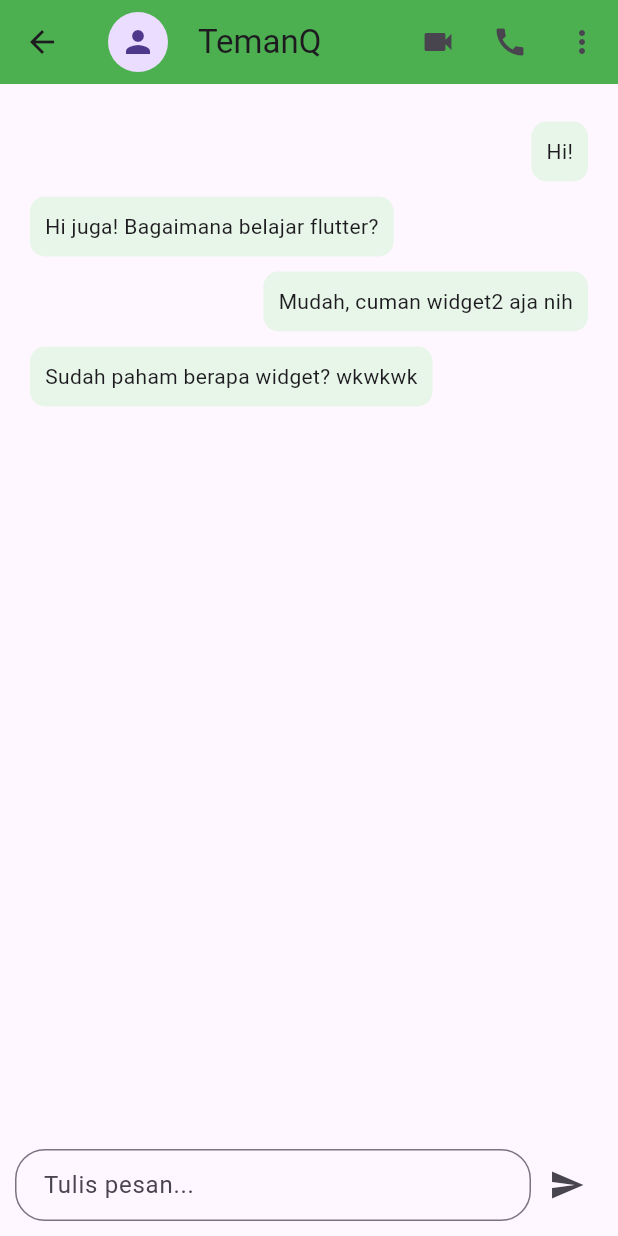
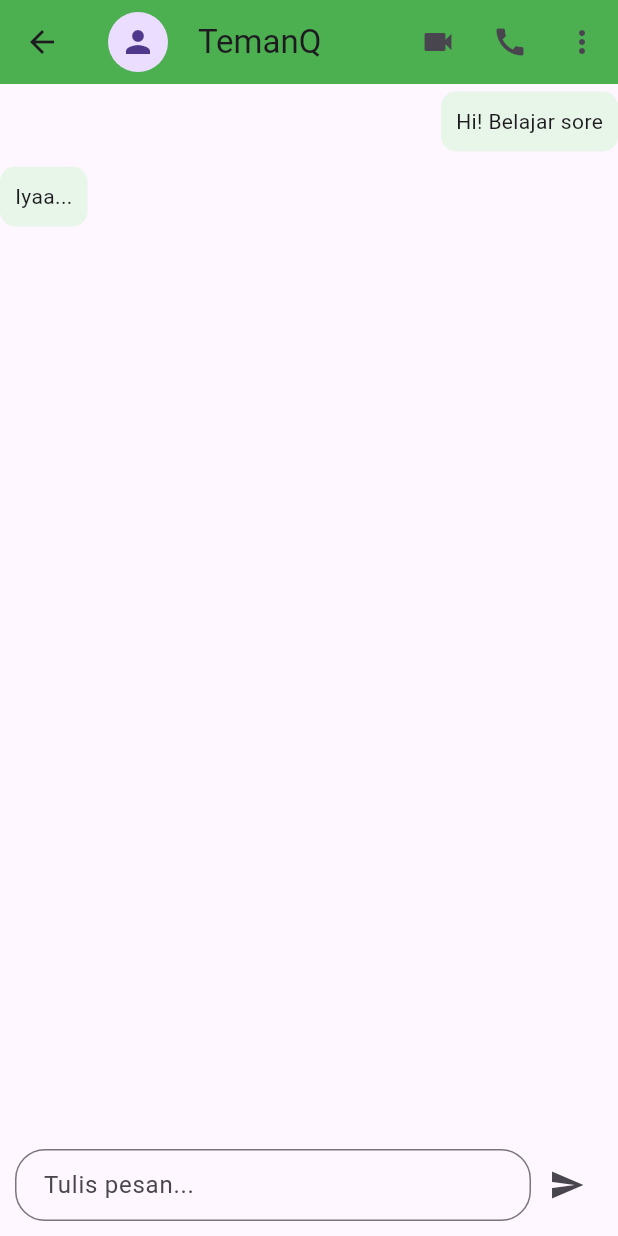
Before and after one commit to mazdim131/BelajarMembuat_WhatsappStatic, a Flutter app: the DetailChat screen opened directly, after a tap on the "send" icon, on a phone screen of 412 x 824 dp. Run offline on Flutter 3.47's test engine with Material 3 defaults, Android fonts, the phone set to English and light mode, and no system bars.

Commit message:
MEB 15 : Quest dimas has ben finish add dinamis chat

```diff
--- a/lib/detail_chat.dart
+++ b/lib/detail_chat.dart
@@ -1,6 +1,14 @@
 import 'package:flutter/material.dart';
 
-class DetailChat extends StatefulWidget {
+// membuat model pesan
+class Message {
+  final String chat;
+  final bool isMe; // kenapa bool karena terdapat 2 kondisi antara chat kita dan tidak
+
+  Message({required this.chat, required this.isMe});
+}
+
+class DetailChat extends StatefulWidget { // ditampung pakai stateful karena kalau stateles yang set state tidak bisa berjalan
   const DetailChat({super.key});
 
   @override
@@ -8,6 +16,34 @@ class DetailChat extends StatefulWidget {
 }
 
 class _DetailChatState extends State<DetailChat> {
+  // tambahkan controller
+  TextEditingController textPesan = TextEditingController(); // kalau mau buat sebuat input an berfungsi sertakan controller ini
+
+  final List<Message> pesan = [ // isi pesan
+    Message(chat: 'Hi! Belajar sore', isMe: true), // pesan dari diri sendiri karena isMe nya true dan posisi di kanan
+    Message(chat: 'Iyaa...', isMe: false), // pesan posisi di kiri karena isMe false
+  ];
+
+
+  // membaut fungsi tombol kirim
+  void kirimPesan() {
+    if (textPesan.text.trim().isEmpty) return; // validasi pesan kosong
+
+    setState(() { // ubah tampilan
+      pesan.add(Message(chat: textPesan.text, isMe: true)); // chat ambil dari controller
+    });
+
+    textPesan.clear(); // kalau misalkan udh terkirim pesannya hapus tulisan yang di inputan
+
+    Future.delayed(const Duration(seconds: 4), () { // tambah future untuk menambah fitur balas chat yang bisa diatur kecepatnnya didalam parameter Duration
+      if (mounted) {
+        setState(() {
+          pesan.add(Message(chat: 'Okee siap!', isMe: false));
+        });
+      }
+    });
+  }
+
   @override
   Widget build(BuildContext context) {
     return Scaffold(
@@ -55,62 +91,28 @@ class _DetailChatState extends State<DetailChat> {
       body: Column(
         children: [
           Expanded(
-            child: ListView(
-              padding: EdgeInsets.all(20),
-              children: [
-                Align(
-                  alignment: Alignment.centerRight,
-                  child: Container(
+            child: ListView.builder( // listview builder ini peruntukan untuk data dinamis
+              itemCount: pesan.length, // jumlah isi dari list
+              itemBuilder: (context, index) { // yang nantinya diisi oleh widget apa yang ingin ditampilkan
+
+                final psn = pesan[index];
+
+                return Align(
+                  alignment: psn.isMe ? Alignment.centerRight : Alignment.centerLeft, // untuk posisi pesan
+
+                  child: Container( // isi pesan
                     margin: EdgeInsets.symmetric(vertical: 5), // atas bawah
                     padding: EdgeInsets.all(10),
                     decoration: BoxDecoration(
                       color: Colors.green[50],
                       borderRadius: BorderRadius.circular(10),
                     ),
-                    child: Text("Hi!"),
+                    child: Text(psn.chat), // ambil chat
                   ),
-                ),
+                );
 
-                Align(
-                  alignment: Alignment.centerLeft,
-                  child: Container(
-                    margin: EdgeInsets.symmetric(vertical: 5), // atas bawah
-                    padding: EdgeInsets.all(10),
-                    decoration: BoxDecoration(
-                      color: Colors.green[50],
-                      borderRadius: BorderRadius.circular(10),
-                    ),
-                    child: Text("Hi juga! Bagaimana belajar flutter?"),
-                  ),
-                ),
-
-                Align(
-                  alignment: Alignment.centerRight,
-                  child: Container(
-                    margin: EdgeInsets.symmetric(vertical: 5), // atas bawah
-                    padding: EdgeInsets.all(10),
-                    decoration: BoxDecoration(
-                      color: Colors.green[50],
-                      borderRadius: BorderRadius.circular(10),
-                    ),
-                    child: Text("Mudah, cuman widget2 aja nih"),
-                  ),
-                ),
-
-                Align(
-                  alignment: Alignment.centerLeft,
-                  child: Container(
-                    margin: EdgeInsets.symmetric(vertical: 5), // atas bawah
-                    padding: EdgeInsets.all(10),
-                    decoration: BoxDecoration(
-                      color: Colors.green[50],
-                      borderRadius: BorderRadius.circular(10),
-                    ),
-                    child: Text("Sudah paham berapa widget? wkwkwk"),
-                  ),
-                ),
-              ],
-            ),
+              }
+            )
           ),
 
           Padding(
@@ -119,6 +121,8 @@ class _DetailChatState extends State<DetailChat> {
               children: [
                 Expanded(
                   child: TextField(
+                    controller: textPesan, // tambah controller karena kalau enggak dia gak bakal dipanggil ke tampilan
+
                     decoration: InputDecoration(
                       hintText: "Tulis pesan...",
                       border: OutlineInputBorder(
@@ -131,7 +135,8 @@ class _DetailChatState extends State<DetailChat> {
 
                 IconButton(
                   onPressed: () {
-                    debugPrint("Mengirim pesan!");
+                    // debugPrint("Mengirim pesan!");
+                    kirimPesan();
                   },
                   icon: Icon(Icons.send)
                 ),
```
